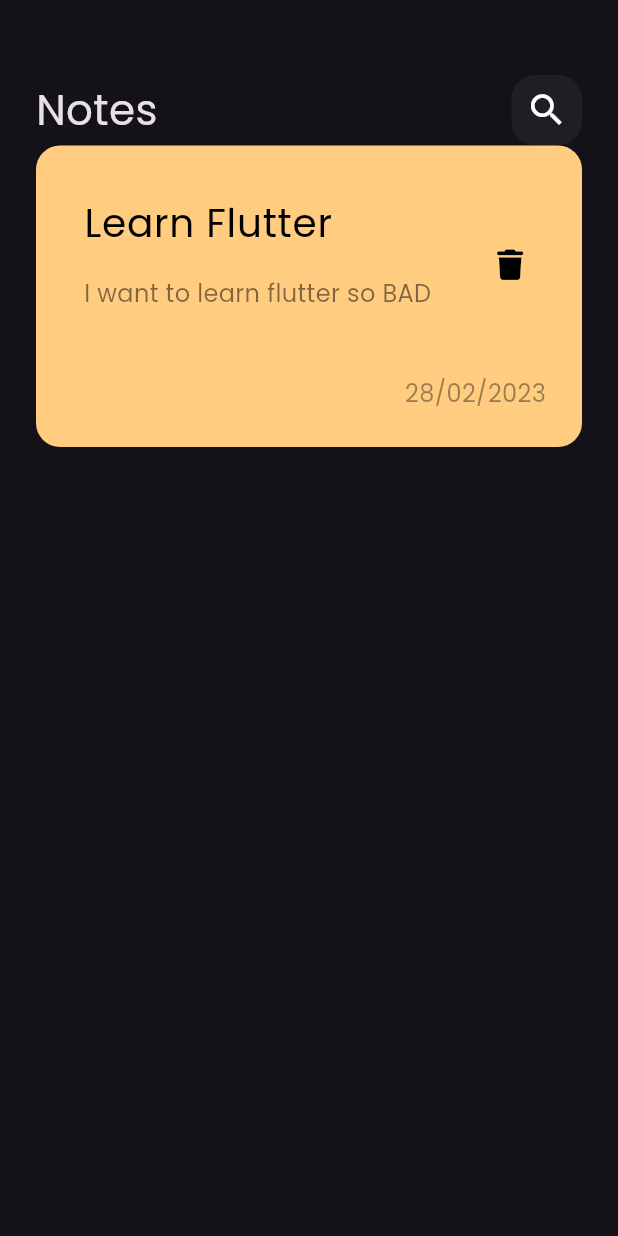
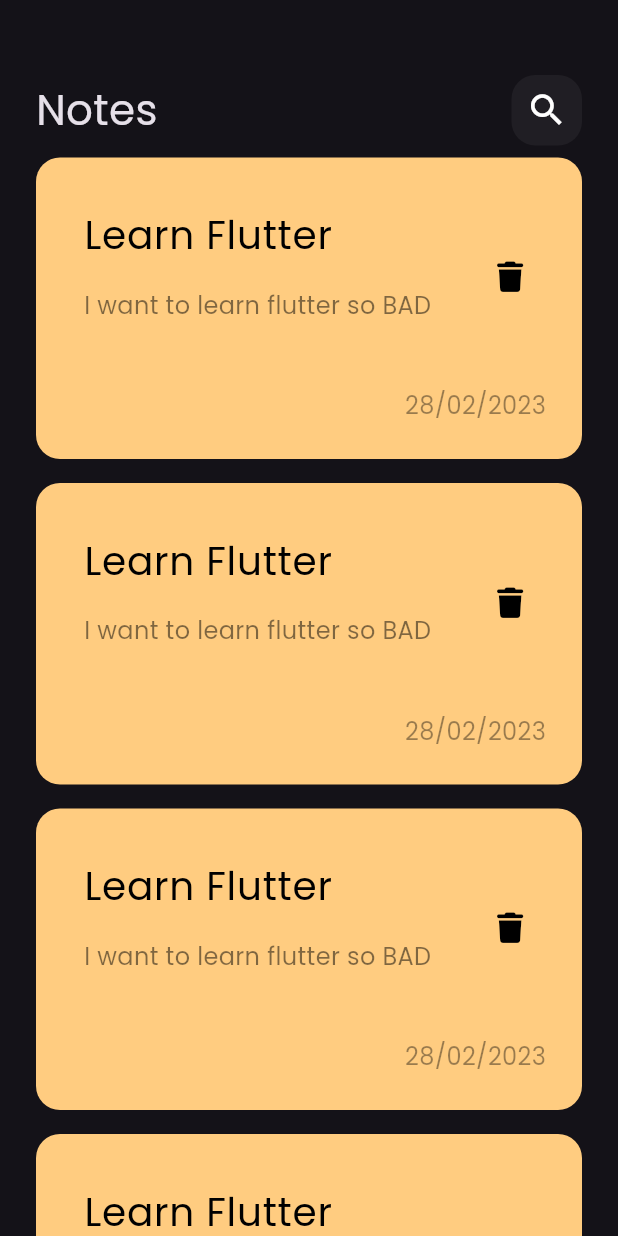
Before and after one commit to SamiDev016/notes_app, a Flutter app: the screen it shows after launch, on a phone screen of 412 x 824 dp. Run offline on Flutter 3.47's test engine with Material 3 defaults, Android fonts, the phone set to English and light mode, and no system bars; our stand-ins replace font_awesome_flutter.

Commit message:
create_note_listview

```diff
--- a/lib/views/widgets/Custom_note_item.dart
+++ b/lib/views/widgets/Custom_note_item.dart
@@ -45,7 +45,7 @@ class NoteList extends StatelessWidget {
               style:
                   TextStyle(color: Colors.black.withOpacity(.4), fontSize: 16),
             ),
-          )
+          ),
         ],
       ),
     );
--- /dev/null
+++ b/lib/views/widgets/notes_list_view.dart
@@ -0,0 +1,19 @@
+
+import 'package:flutter/material.dart';
+import 'package:noteapp/views/widgets/Custom_note_item.dart';
+
+class NoteListView extends StatelessWidget {
+  const NoteListView({super.key});
+
+  @override
+  Widget build(BuildContext context) {
+    return  ListView.builder(
+      itemCount: 15,
+      itemBuilder: (context,index){
+      return Padding(
+        padding: const EdgeInsets.symmetric(vertical: 8),
+        child: const NoteList(),
+      );
+    });
+  }
+}
--- a/lib/views/widgets/noteviewbody.dart
+++ b/lib/views/widgets/noteviewbody.dart
@@ -1,14 +1,14 @@
 import 'package:flutter/material.dart';
-import 'package:font_awesome_flutter/font_awesome_flutter.dart';
 import 'package:noteapp/views/widgets/Costum_App_Bar.dart';
 import 'package:noteapp/views/widgets/Custom_note_item.dart';
+import 'package:noteapp/views/widgets/notes_list_view.dart';
 
 class NoteViewBody extends StatelessWidget {
   const NoteViewBody({super.key});
 
   @override
   Widget build(BuildContext context) {
-    return const Padding(
+    return Padding(
       padding: EdgeInsets.symmetric(horizontal: 24),
       child: Column(
         children: [
@@ -16,7 +16,8 @@ class NoteViewBody extends StatelessWidget {
             height: 50,
           ),
           CostumAppBar(),
-          NoteList()
+          Expanded(child: NoteListView())
+
         ],
       ),
     );
```
